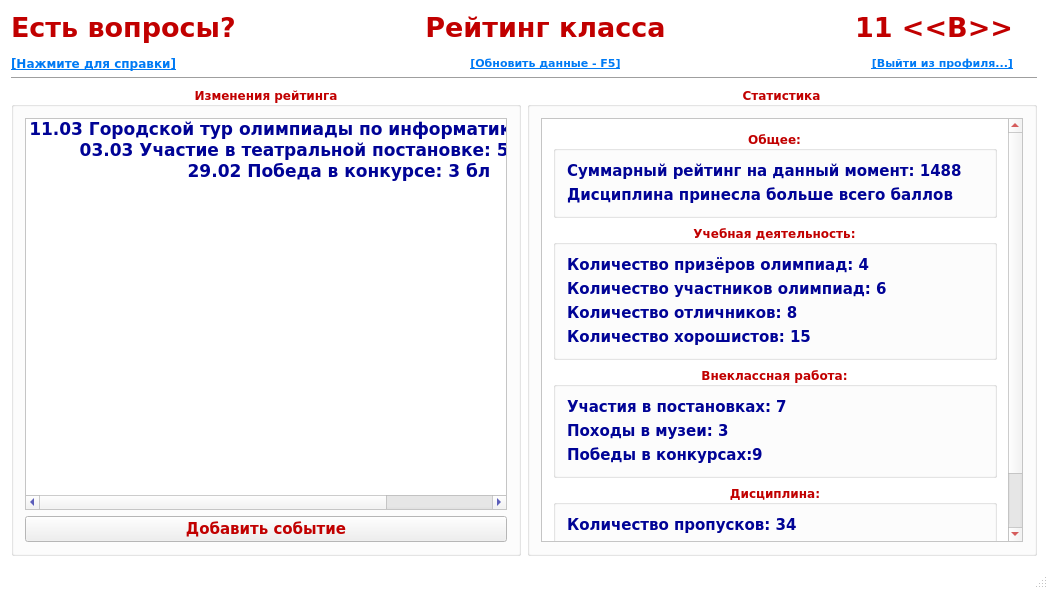
The window that mainwindow.ui (GRUB666/RatingManager) describes before a commit, drawn with Qt 5.
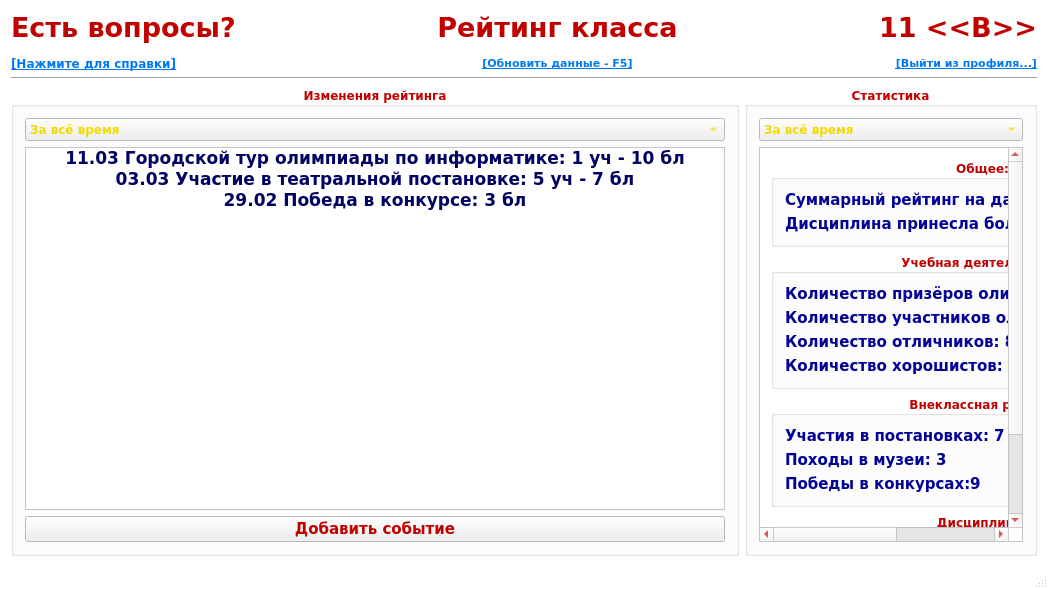
The same window after the commit.

Patch:
```diff
--- a/mainwindow.ui
+++ b/mainwindow.ui
@@ -156,7 +156,7 @@
        <number>0</number>
       </property>
       <property name="rightMargin">
-       <number>24</number>
+       <number>0</number>
       </property>
       <item>
        <widget class="QLabel" name="label">
@@ -400,8 +400,38 @@
          <set>Qt::AlignCenter</set>
         </property>
         <layout class="QVBoxLayout" name="verticalLayout_5">
+         <item>
+          <widget class="QComboBox" name="time_box_history">
+           <item>
+            <property name="text">
+             <string>За всё время</string>
+            </property>
+           </item>
+           <item>
+            <property name="text">
+             <string>Последняя неделя</string>
+            </property>
+           </item>
+           <item>
+            <property name="text">
+             <string>Последний месяц</string>
+            </property>
+           </item>
+           <item>
+            <property name="text">
+             <string>Последние 3 месяца</string>
+            </property>
+           </item>
+          </widget>
+         </item>
          <item>
           <widget class="QListWidget" name="eventsList">
+           <property name="minimumSize">
+            <size>
+             <width>700</width>
+             <height>0</height>
+            </size>
+           </property>
            <property name="palette">
             <palette>
              <active>
@@ -409,8 +439,8 @@
                <brush brushstyle="SolidPattern">
                 <color alpha="255">
                  <red>0</red>
-                 <green>3</green>
-                 <blue>150</blue>
+                 <green>2</green>
+                 <blue>84</blue>
                 </color>
                </brush>
               </colorrole>
@@ -419,7 +449,7 @@
                 <color alpha="255">
                  <red>0</red>
                  <green>3</green>
-                 <blue>150</blue>
+                 <blue>98</blue>
                 </color>
                </brush>
               </colorrole>
@@ -447,8 +477,8 @@
                <brush brushstyle="SolidPattern">
                 <color alpha="255">
                  <red>0</red>
-                 <green>3</green>
-                 <blue>150</blue>
+                 <green>2</green>
+                 <blue>84</blue>
                 </color>
                </brush>
               </colorrole>
@@ -457,7 +487,7 @@
                 <color alpha="255">
                  <red>0</red>
                  <green>3</green>
-                 <blue>150</blue>
+                 <blue>98</blue>
                 </color>
                </brush>
               </colorrole>
@@ -736,6 +766,30 @@
          <bool>false</bool>
         </property>
         <layout class="QVBoxLayout" name="verticalLayout">
+         <item>
+          <widget class="QComboBox" name="time_box_statistic">
+           <item>
+            <property name="text">
+             <string>За всё время</string>
+            </property>
+           </item>
+           <item>
+            <property name="text">
+             <string>Последняя неделя</string>
+            </property>
+           </item>
+           <item>
+            <property name="text">
+             <string>Последний месяц</string>
+            </property>
+           </item>
+           <item>
+            <property name="text">
+             <string>Последние 3 месяца</string>
+            </property>
+           </item>
+          </widget>
+         </item>
          <item>
           <widget class="QScrollArea" name="scrollArea">
            <property name="widgetResizable">
@@ -746,7 +800,7 @@
              <rect>
               <x>0</x>
               <y>0</y>
-              <width>471</width>
+              <width>419</width>
               <height>464</height>
              </rect>
             </property>
```
Left out of the diff: 3 changed lines with no effect on the pictures.
